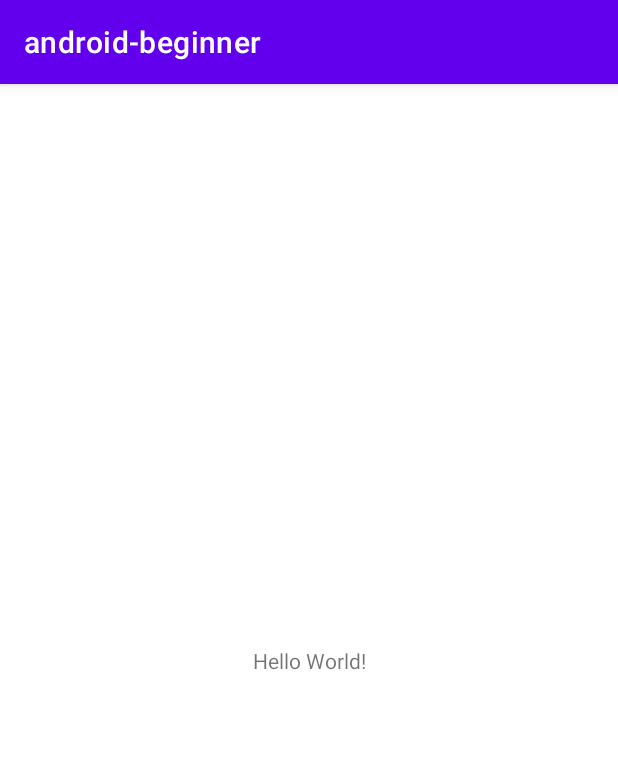
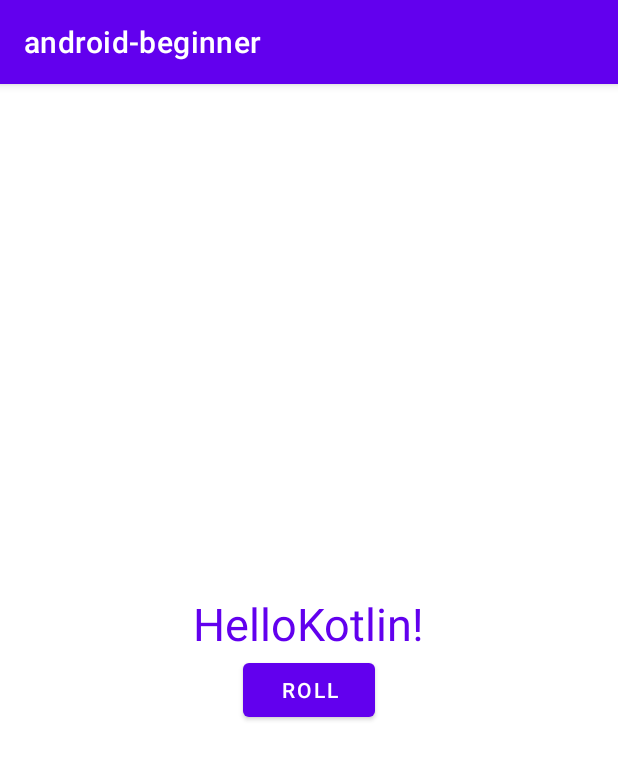
Before and after one commit to sukemaru-injp/android-beginner, an Android app: the screen it shows after launch (MainActivity), on a phone screen of 412 x 824 dp. Shown: the top 760 px of the screen. Run offline under Robolectric (Android 15) with nearby library versions, the phone set to English and light mode, and no system bars.

Commit message:
add_button

```diff
--- a/app/src/main/java/com/example/android_beginner/MainActivity.kt
+++ b/app/src/main/java/com/example/android_beginner/MainActivity.kt
@@ -2,10 +2,21 @@ package com.example.android_beginner
 
 import androidx.appcompat.app.AppCompatActivity
 import android.os.Bundle
+import android.widget.Button
+import android.widget.Toast
 
 class MainActivity : AppCompatActivity() {
     override fun onCreate(savedInstanceState: Bundle?) {
         super.onCreate(savedInstanceState)
-        setContentView(R.layout.activity_main)
+        setContentView(
+            R.layout.activity_main
+        )
+        val rollButton: Button = findViewById(R.id.roll_button)
+        rollButton.setOnClickListener{ rollDice() }
+    }
+
+    private fun rollDice() {
+        Toast.makeText(this, "onClickedRoll",
+            Toast.LENGTH_SHORT).show()
     }
 }
--- a/app/src/main/res/layout/activity_main.xml
+++ b/app/src/main/res/layout/activity_main.xml
@@ -1,18 +1,25 @@
 <?xml version="1.0" encoding="utf-8"?>
-<androidx.constraintlayout.widget.ConstraintLayout xmlns:android="http://schemas.android.com/apk/res/android"
-    xmlns:app="http://schemas.android.com/apk/res-auto"
+<LinearLayout
+    xmlns:android="http://schemas.android.com/apk/res/android"
     xmlns:tools="http://schemas.android.com/tools"
     android:layout_width="match_parent"
-    android:layout_height="match_parent"
-    tools:context=".MainActivity">
+    android:layout_height="wrap_content"
+    android:orientation="vertical"
+    android:layout_gravity="center_vertical"
+    tools:context=".MainActivity" >
 
     <TextView
         android:layout_width="wrap_content"
         android:layout_height="wrap_content"
-        android:text="Hello World!"
-        app:layout_constraintBottom_toBottomOf="parent"
-        app:layout_constraintLeft_toLeftOf="parent"
-        app:layout_constraintRight_toRightOf="parent"
-        app:layout_constraintTop_toTopOf="parent" />
+        android:layout_gravity="center_horizontal"
+        android:textColor="@color/design_default_color_primary"
+        android:textSize="30sp"
+        android:text="HelloKotlin!" />
 
-</androidx.constraintlayout.widget.ConstraintLayout>
+    <Button
+        android:id="@+id/roll_button"
+        android:layout_width="wrap_content"
+        android:layout_height="wrap_content"
+        android:layout_gravity="center_horizontal"
+        android:text="@string/roll" />
+</LinearLayout>
--- a/app/src/main/res/values/strings.xml
+++ b/app/src/main/res/values/strings.xml
@@ -1,3 +1,4 @@
 <resources>
     <string name="app_name">android-beginner</string>
+    <string name="roll">Roll</string>
 </resources>
```
